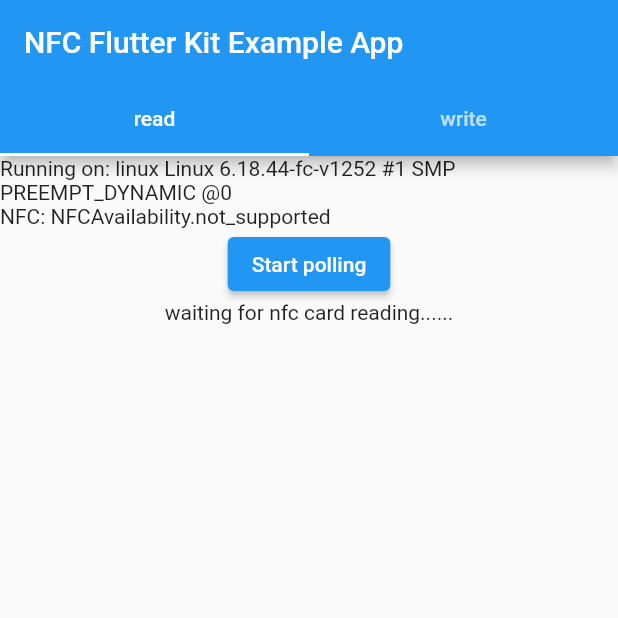
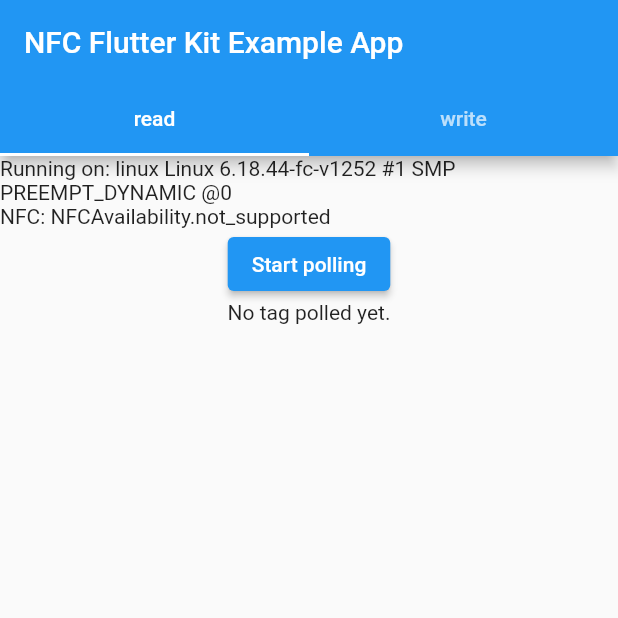
Before and after one commit to nfcim/flutter_nfc_kit, a Flutter app: the screen it shows after launch, on a phone screen of 412 x 824 dp, the top half of it. Run offline on Flutter 3.47's test engine with Material 2 defaults, Android fonts, the phone set to English and light mode, and no system bars; missing offline and left inert: ndef.

Commit message:
Bump dependencies of example App
Signed-off-by: Harry Chen <i@harrychen.xyz>

```diff
--- a/example/lib/main.dart
+++ b/example/lib/main.dart
@@ -129,7 +129,7 @@ class _MyAppState extends State<MyApp> with SingleTickerProviderStateMixin {
                 _tag != null
                     ? Text(
                         'ID: ${_tag?.id}\nStandard: ${_tag?.standard}\nType: ${_tag?.type}\nATQA: ${_tag?.atqa}\nSAK: ${_tag?.sak}\nHistorical Bytes: ${_tag?.historicalBytes}\nProtocol Info: ${_tag?.protocolInfo}\nApplication Data: ${_tag?.applicationData}\nHigher Layer Response: ${_tag?.hiLayerResponse}\nManufacturer: ${_tag?.manufacturer}\nSystem Code: ${_tag?.systemCode}\nDSF ID: ${_tag?.dsfId}\nNDEF Available: ${_tag?.ndefAvailable}\nNDEF Type: ${_tag?.ndefType}\nNDEF Writable: ${_tag?.ndefWritable}\nNDEF Can Make Read Only: ${_tag?.ndefCanMakeReadOnly}\nNDEF Capacity: ${_tag?.ndefCapacity}\n\n Transceive Result:\n$_result')
-                    : Text('waiting for nfc card reading......')
+                    : Text('No tag polled yet.')
               ])))),
           Center(
             child: Column(
--- a/example/lib/record-setting/raw_record_setting.dart
+++ b/example/lib/record-setting/raw_record_setting.dart
@@ -3,7 +3,7 @@ import 'package:flutter/material.dart';
 import 'package:ndef/ndef.dart' as ndef;
 
 class NDEFRecordSetting extends StatefulWidget {
-  late  ndef.NDEFRecord record;
+  late ndef.NDEFRecord record;
   NDEFRecordSetting({Key? key, ndef.NDEFRecord? record}) : super(key: key) {
     if (record == null) {
       this.record = ndef.NDEFRecord();
--- a/example/pubspec.yaml
+++ b/example/pubspec.yaml
@@ -11,7 +11,7 @@ dependencies:
 
   # The following adds the Cupertino Icons font to your application.
   # Use with the CupertinoIcons class for iOS style icons.
-  cupertino_icons: ^0.1.2
+  cupertino_icons: ^1.0.3
 
 dev_dependencies:
   flutter_test:
```
Also changed, not shown: example/pubspec.lock.
